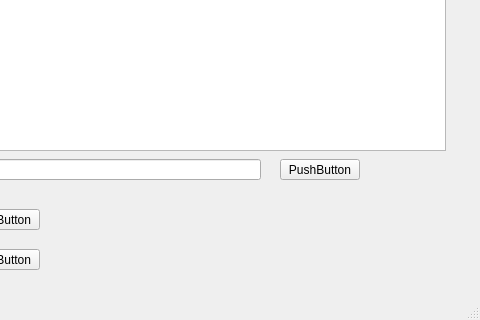
Before: the Qt Designer form dashboard.ui in vain3219/463_project, drawn with Qt 5; both pictures show x 320 to 800 and y 280 to 600 of the 800 by 600 pixel window.
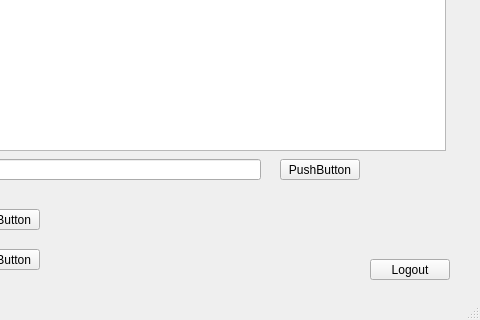
After: the same form once the commit is applied.

Commit message: Login window and dashboard window ;; User: dev Pass: dev

The edit to the form file:
```diff
--- a/dashboard.ui
+++ b/dashboard.ui
@@ -99,6 +99,19 @@
      <string>PushButton</string>
     </property>
    </widget>
+   <widget class="QPushButton" name="LogoutButton">
+    <property name="geometry">
+     <rect>
+      <x>690</x>
+      <y>520</y>
+      <width>80</width>
+      <height>21</height>
+     </rect>
+    </property>
+    <property name="text">
+     <string>Logout</string>
+    </property>
+   </widget>
   </widget>
   <widget class="QMenuBar" name="menubar">
    <property name="geometry">
```
The commit also changes 5 other files.
